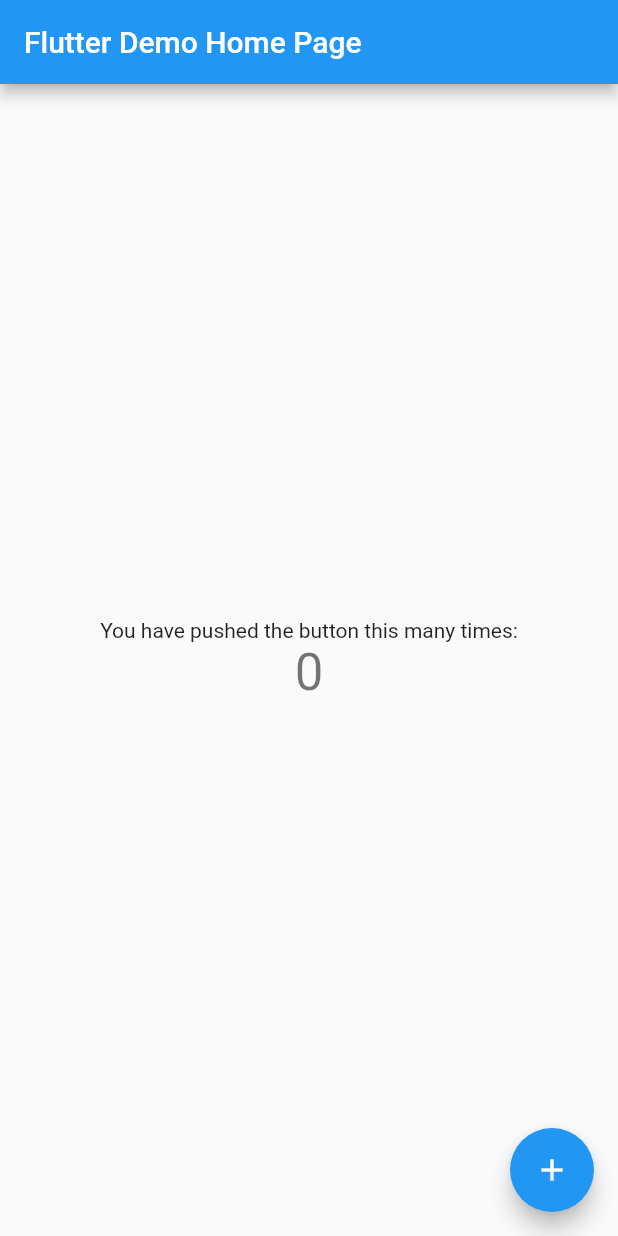
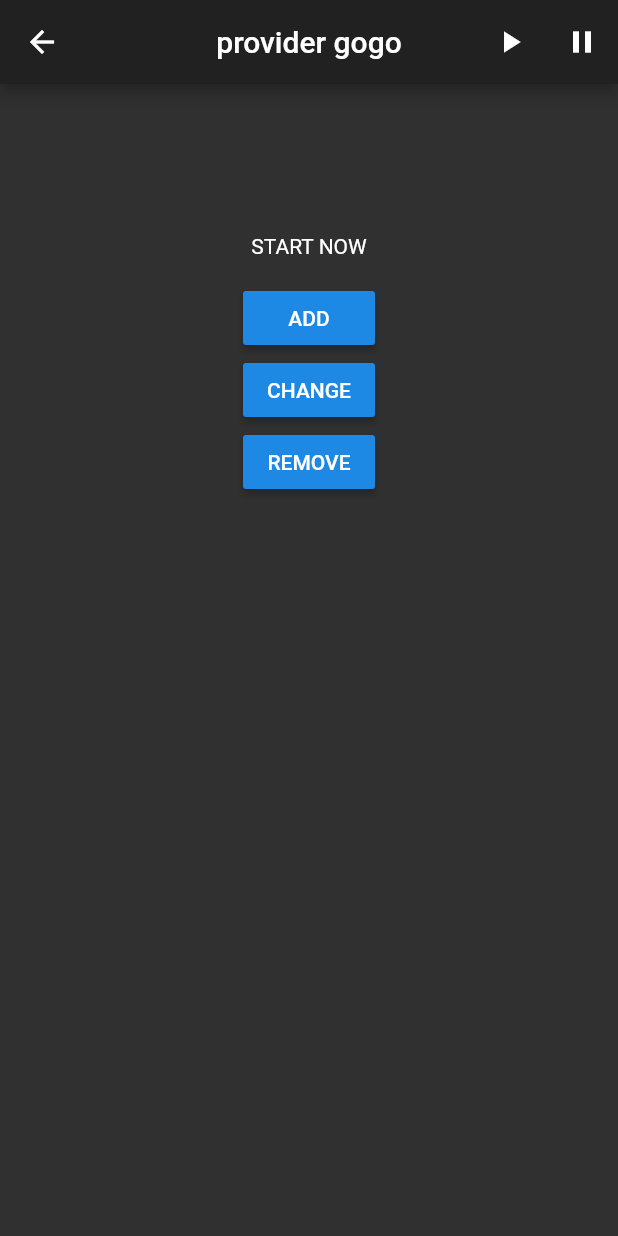
Before and after one commit to RYgithub1/prov1, a Flutter app: the screen it shows after launch, on a phone screen of 412 x 824 dp. Run offline on Flutter 3.47's test engine with Material 2 defaults, Android fonts, the phone set to English and light mode, and no system bars.

Commit message:
Implement Provider

```diff
--- a/lib/main.dart
+++ b/lib/main.dart
@@ -1,113 +1,39 @@
 import 'package:flutter/material.dart';
+import 'package:prov1/top_page.dart';
+import 'package:provider/provider.dart';
+import 'model.dart';
 
-void main() {
-  runApp(MyApp());
+
+void main(List<String> args) {
+  runApp(MyToDoApp());
 }
 
-class MyApp extends StatelessWidget {
-  // This widget is the root of your application.
+
+class MyToDoApp extends StatelessWidget {
+  const MyToDoApp({Key key}) : super(key: key);
+
   @override
   Widget build(BuildContext context) {
-    return MaterialApp(
-      title: 'Flutter Demo',
-      theme: ThemeData(
-        // This is the theme of your application.
-        //
-        // Try running your application with "flutter run". You'll see the
-        // application has a blue toolbar. Then, without quitting the app, try
-        // changing the primarySwatch below to Colors.green and then invoke
-        // "hot reload" (press "r" in the console where you ran "flutter run",
-        // or simply save your changes to "hot reload" in a Flutter IDE).
-        // Notice that the counter didn't reset back to zero; the application
-        // is not restarted.
-        primarySwatch: Colors.blue,
-      ),
-      home: MyHomePage(title: 'Flutter Demo Home Page'),
+    // MultiProvider(
+    //   providers: [
+    //     Provider<Something>(create: (_) => Something()),
+    //     Provider<SomethingElse>(create: (_) => SomethingElse()),
+    //     Provider<AnotherThing>(create: (_) => AnotherThing()),
+    //   ],
+    //   child: someWidget,
+    // )
+    return MultiProvider(   /// [MULTI]
+      providers: [
+        ChangeNotifierProvider(
+          create: (context) => Model(),
+        ),
+      ],
+      child: MaterialApp(
+        title: "provider",
+        theme: ThemeData.dark(),
+        initialRoute: "/",
+        routes: {"/": (content) => TopPage()},
+      )
     );
   }
 }
-
-class MyHomePage extends StatefulWidget {
-  MyHomePage({Key key, this.title}) : super(key: key);
-
-  // This widget is the home page of your application. It is stateful, meaning
-  // that it has a State object (defined below) that contains fields that affect
-  // how it looks.
-
-  // This class is the configuration for the state. It holds the values (in this
-  // case the title) provided by the parent (in this case the App widget) and
-  // used by the build method of the State. Fields in a Widget subclass are
-  // always marked "final".
-
-  final String title;
-
-  @override
-  _MyHomePageState createState() => _MyHomePageState();
-}
-
-class _MyHomePageState extends State<MyHomePage> {
-  int _counter = 0;
-
-  void _incrementCounter() {
-    setState(() {
-      // This call to setState tells the Flutter framework that something has
-      // changed in this State, which causes it to rerun the build method below
-      // so that the display can reflect the updated values. If we changed
-      // _counter without calling setState(), then the build method would not be
-      // called again, and so nothing would appear to happen.
-      _counter++;
-    });
-  }
-
-  @override
-  Widget build(BuildContext context) {
-    // This method is rerun every time setState is called, for instance as done
-    // by the _incrementCounter method above.
-    //
-    // The Flutter framework has been optimized to make rerunning build methods
-    // fast, so that you can just rebuild anything that needs updating rather
-    // than having to individually change instances of widgets.
-    return Scaffold(
-      appBar: AppBar(
-        // Here we take the value from the MyHomePage object that was created by
-        // the App.build method, and use it to set our appbar title.
-        title: Text(widget.title),
-      ),
-      body: Center(
-        // Center is a layout widget. It takes a single child and positions it
-        // in the middle of the parent.
-        child: Column(
-          // Column is also a layout widget. It takes a list of children and
-          // arranges them vertically. By default, it sizes itself to fit its
-          // children horizontally, and tries to be as tall as its parent.
-          //
-          // Invoke "debug painting" (press "p" in the console, choose the
-          // "Toggle Debug Paint" action from the Flutter Inspector in Android
-          // Studio, or the "Toggle Debug Paint" command in Visual Studio Code)
-          // to see the wireframe for each widget.
-          //
-          // Column has various properties to control how it sizes itself and
-          // how it positions its children. Here we use mainAxisAlignment to
-          // center the children vertically; the main axis here is the vertical
-          // axis because Columns are vertical (the cross axis would be
-          // horizontal).
-          mainAxisAlignment: MainAxisAlignment.center,
-          children: <Widget>[
-            Text(
-              'You have pushed the button this many times:',
-            ),
-            Text(
-              '$_counter',
-              style: Theme.of(context).textTheme.headline4,
-            ),
-          ],
-        ),
-      ),
-      floatingActionButton: FloatingActionButton(
-        onPressed: _incrementCounter,
-        tooltip: 'Increment',
-        child: Icon(Icons.add),
-      ), // This trailing comma makes auto-formatting nicer for build methods.
-    );
-  }
-}
--- /dev/null
+++ b/lib/model.dart
@@ -0,0 +1,36 @@
+import 'package:flutter/material.dart';
+
+
+class Model extends ChangeNotifier {
+
+  List<Map> todoList = [
+    {"name": "START NOW"},
+    // {"id": 1, "name": "pikachu"},
+    // {"id": 2, "name": "hitokage"},
+    // {"id": 3, "name": "zenigame"},
+    // {"id": 4, "name": "hushigidane"},
+  ];
+
+  /// [ADD]
+  void addTask(Map item) {
+    todoList.add(item);
+    notifyListeners();   /// [To notice UPDATE]
+  }
+
+  /// [CHANGE]
+  void changeTask(int index, String item) {
+    todoList[index]["name"] = item;
+    notifyListeners();   /// [To notice UPDATE]
+  }
+
+  /// [REMOVE]
+  void removeTask(int index) {
+    todoList.removeAt(index);
+    notifyListeners();   /// [To notice UPDATE]
+  }
+
+  /// [-- RETURN --]
+  void getTaskName(int index) {
+    return todoList[index]["name"];
+  }
+}
--- /dev/null
+++ b/lib/top_page.dart
@@ -0,0 +1,87 @@
+import 'package:flutter/material.dart';
+import 'package:prov1/model.dart';
+import 'package:provider/provider.dart';
+
+
+class TopPage extends StatelessWidget {
+  int indexInt;
+
+  @override
+  Widget build(BuildContext context) {
+    return SafeArea(
+      child: Scaffold(
+
+        appBar: AppBar(
+          leading: IconButton(
+            icon: Icon(Icons.arrow_back),
+            onPressed: (){print("BACK");},
+          ),
+          title: Text("provider gogo"),
+          centerTitle: true,
+          actions: <Widget>[
+            IconButton(
+              icon: Icon(Icons.play_arrow),
+              onPressed: (){print("PLAY");},
+            ),
+            IconButton(
+              icon: Icon(Icons.pause),
+              onPressed: (){print("PAUSE");},
+            ),
+          ],
+        ),
+
+        body: Consumer<Model>(builder: (context, model, child){
+          /// [model.dart/Model()/return todoList -> model]
+          return Center(
+            child: Column(
+              children: <Widget>[
+                SizedBox(height: 100),
+                Text(model.todoList[0]["name"]),
+                // Text(model.todoList[1]["name"]),
+                // Text(model.todoList[2]["name"]),
+                // Text(model.todoList[3]["name"]),
+                Text(model.todoList.length == 2
+                  ? model.todoList[1]["name"]
+                  : "",
+                ),
+                // Text(model.todoList.length == 3
+                //   ? model.todoList[2]["name"]
+                //   : "",
+                // ),
+                // Text(model.todoList.length == 4
+                //   ? model.todoList[3]["name"]
+                //   : "",
+                // ),
+                RaisedButton(
+                  child: Text("ADD"),
+                  onPressed: () {
+                    // do something
+                    if(model.todoList.length == 1) {
+                      model.addTask({"name": "this added"});   /// [To add for next line]
+                    }
+                  }
+                ),
+                RaisedButton(
+                  child: Text("CHANGE"),
+                  onPressed: () {
+                    // do something
+                    model.changeTask(0, "this changed");   /// [To change line 1st]
+                  }
+                ),
+                RaisedButton(
+                  child: Text("REMOVE"),
+                  onPressed: () {
+                    // do something
+                    if(model.todoList.length == 2) {
+                      model.removeTask(0);   /// [To remove line 1st]
+                    }
+                  }
+                ),
+              ],
+            ),
+          );
+        }),
+      ),
+    );
+  }
+}
```
Also changed, not shown: 1 other file.
